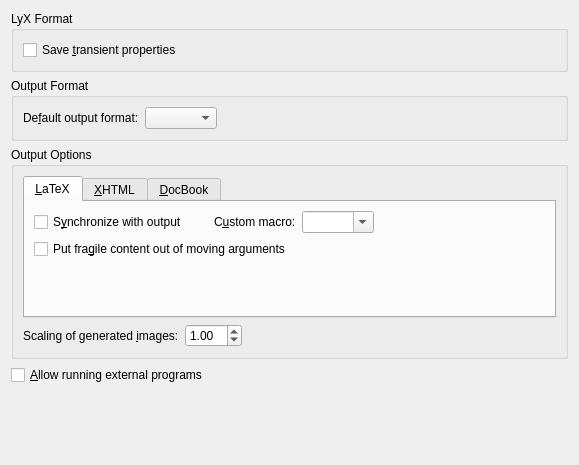
First picture: the form in src/frontends/qt/ui/OutputUi.ui, repository kojiOnHill/lyx, before the edit.
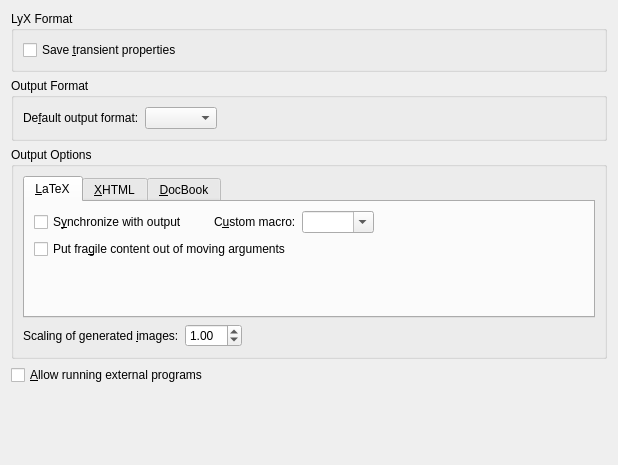
Second picture: the form after the edit.

```diff
--- a/src/frontends/qt/ui/OutputUi.ui
+++ b/src/frontends/qt/ui/OutputUi.ui
@@ -6,7 +6,7 @@
    <rect>
     <x>0</x>
     <y>0</y>
-    <width>579</width>
+    <width>618</width>
     <height>465</height>
    </rect>
   </property>
```
Left out of the diff: 18 changed lines with no effect on the pictures.
